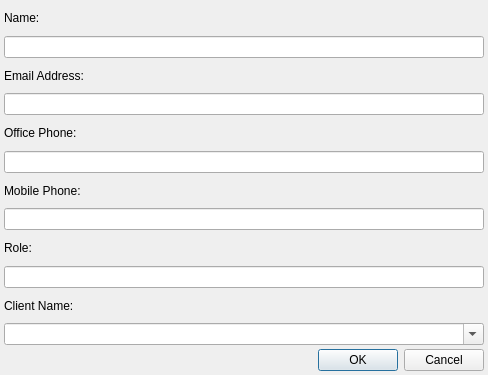
kestermckinney/ProjectNotes, file plugins/forms/dialogTeamMemberQuickAdd.ui: the form before one commit.
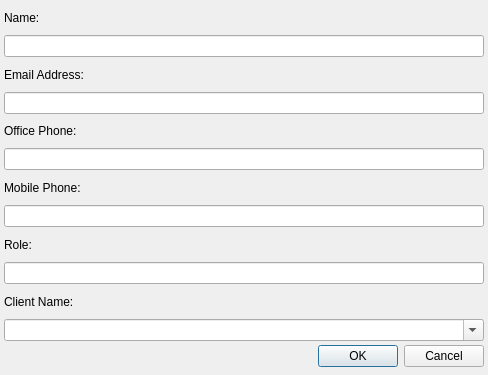
The form after the commit.

What changed in the file:
```diff
--- a/plugins/forms/dialogTeamMemberQuickAdd.ui
+++ b/plugins/forms/dialogTeamMemberQuickAdd.ui
@@ -27,7 +27,7 @@
     <number>4</number>
    </property>
    <property name="bottomMargin">
-    <number>4</number>
+    <number>8</number>
    </property>
    <item>
     <widget class="QLabel" name="labelName">
```
